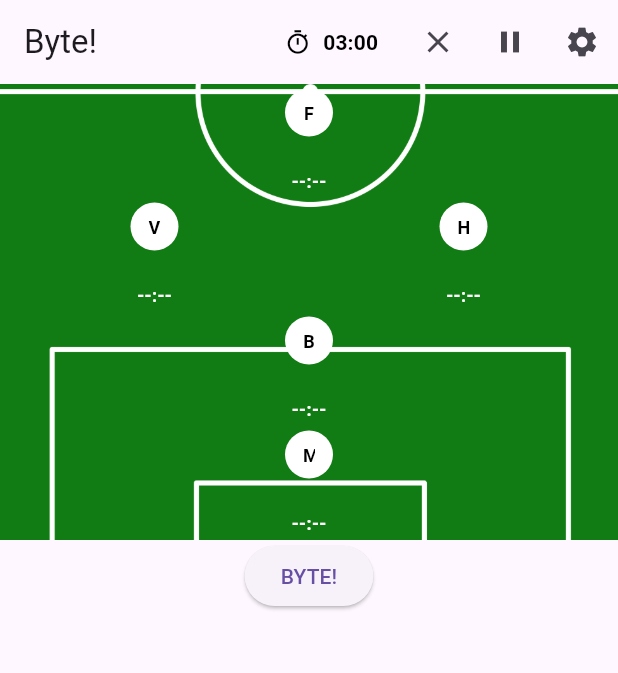
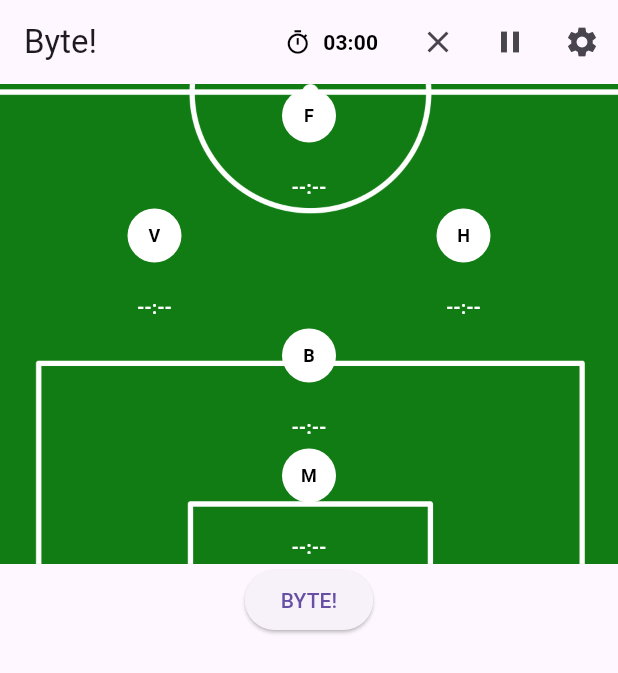
Before and after one commit to zoomix/flutter_byte, a Flutter app: the screen it shows after launch, on a phone screen of 412 x 824 dp. Shown: the top 673 px of the screen. Run offline on Flutter 3.47's test engine with Material 2 defaults, Android fonts, the phone set to English and light mode, and no system bars; our stand-ins replace get_it, rxdart, shared_preferences, timer_builder.

Commit message:
Consisten layout so the row doesn't get misbalanced when one name is significantly longer than another

```diff
--- a/lib/widgets/diamond.dart
+++ b/lib/widgets/diamond.dart
@@ -154,8 +154,10 @@ class _DiamondWidgetState extends State<DiamondWidget> {
             children: [
               top,
               Row(
-                mainAxisAlignment: MainAxisAlignment.spaceAround,
-                children: [left, right],
+                children: [
+                  Expanded(flex: 1, child: left),
+                  Expanded(flex: 1, child: right),
+                ],
               ),
               defender,
               goalie,
--- a/lib/widgets/position_widget.dart
+++ b/lib/widgets/position_widget.dart
@@ -58,8 +58,8 @@ class _PositionWidgetState extends State<PositionWidget> {
     final border =
         selected ? const Border.fromBorderSide(BorderSide(width: 2)) : null;
     return Container(
-      height: 32,
-      width: 32,
+      height: 36,
+      width: 36,
       decoration: BoxDecoration(
           color: Colors.white, shape: BoxShape.circle, border: border),
       alignment: Alignment.center,
```
